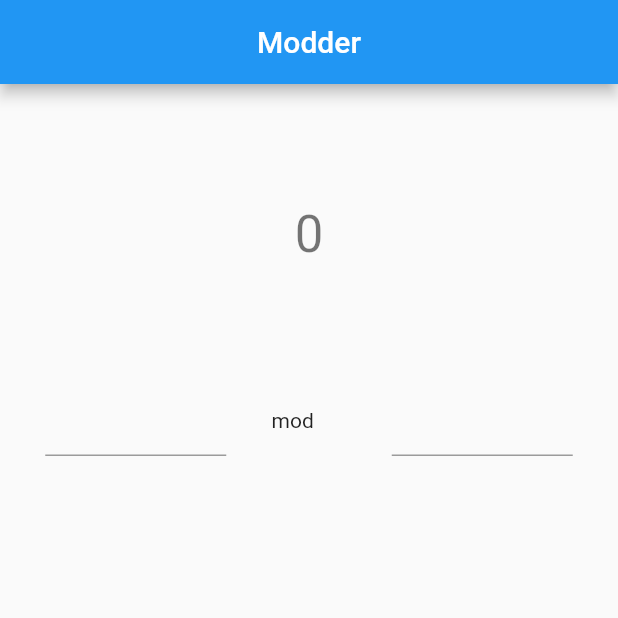
After one commit to sushan9/mod, a Flutter app: the screen it shows after launch, on a phone screen of 412 x 824 dp, the top half of it. The commit adds this screen. Run offline on Flutter 3.47's test engine with Material 2 defaults, Android fonts, the phone set to English and light mode, and no system bars.

Commit message:
Refactor Code

```diff
--- /dev/null
+++ b/lib/app/app.dart
@@ -0,0 +1,24 @@
+import 'package:flutter/material.dart';
+import './modCalculator.dart';
+
+class App extends StatelessWidget {
+  const App({Key? key}) : super(key: key);
+
+  @override
+  Widget build(BuildContext context) {
+    return MaterialApp(
+      title: 'Modder',
+      debugShowCheckedModeBanner: false,
+      theme: ThemeData(
+        primarySwatch: Colors.blue,
+      ),
+      home: Scaffold(
+        appBar: AppBar(
+          title: Text('Modder'),
+          centerTitle: true,
+        ),
+        body: ModCalculator(),
+      ),
+    );
+  }
+}
--- /dev/null
+++ b/lib/app/modCalculator.dart
@@ -0,0 +1,62 @@
+import 'package:flutter/material.dart';
+import './modInput.dart';
+
+class ModCalculator extends StatefulWidget {
+  ModCalculator({Key? key}) : super(key: key);
+
+  @override
+  _ModCalculatorState createState() => _ModCalculatorState();
+}
+
+class _ModCalculatorState extends State<ModCalculator> {
+  int _uInput = 0;
+  int _baseInput = 0;
+
+  void setUserInput(int input) {
+    setState(() {
+      _uInput = input;
+    });
+  }
+
+  void setBaseInput(int input) {
+    setState(() {
+      _baseInput = input;
+    });
+  }
+
+  String getMod() {
+    if (_baseInput > 0) {
+      return (_uInput % _baseInput).toString();
+    }
+    return 0.toString();
+  }
+
+  @override
+  Widget build(BuildContext context) {
+    return Center(
+      child: Column(
+        mainAxisAlignment: MainAxisAlignment.start,
+        children: <Widget>[
+          Padding(
+            padding: const EdgeInsets.all(80.0),
+            child: Text(
+              getMod(),
+              style: Theme.of(context).textTheme.headline4,
+            ),
+          ),
+          Row(
+            mainAxisAlignment: MainAxisAlignment.spaceEvenly,
+            children: <Widget>[
+              new ModInput(stateUpdater: setUserInput),
+              Container(
+                width: 50,
+                child: Text('mod'),
+              ),
+              new ModInput(stateUpdater: setBaseInput),
+            ],
+          ),
+        ],
+      ),
+    );
+  }
+}
--- /dev/null
+++ b/lib/app/modInput.dart
@@ -0,0 +1,25 @@
+import 'package:flutter/material.dart';
+
+class ModInput extends StatelessWidget {
+  final stateUpdater;
+  const ModInput({ Key? key, this.stateUpdater}) : super(key: key);
+
+  @override
+  Widget build(BuildContext context) {
+    double width = MediaQuery.of(context).size.width;
+
+    return Container(
+      width: (width - 50) / 3,
+      child: TextFormField(
+        onChanged: (inp) {
+          int? userInput = int.tryParse(inp);
+
+          if (userInput == null) return;
+
+          stateUpdater(userInput);
+        },
+        keyboardType: TextInputType.number,
+      ),
+    );
+  }
+}
```
Also changed, not shown: lib/main.dart (+2 -98 lines), pubspec.lock.
